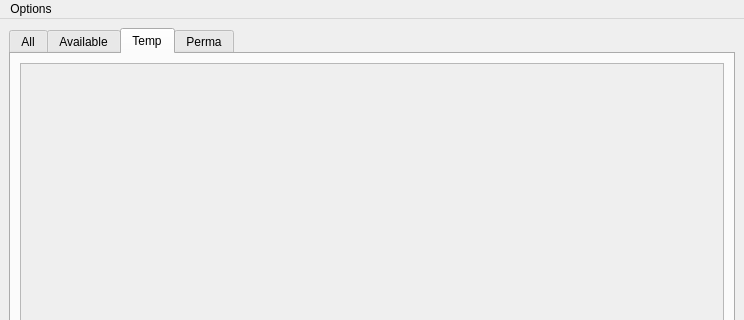
Ima-Kang/LoLTools, file accountmanager.ui: the form before one commit; both pictures show x 0 to 744 and y 0 to 320 of the 744 by 583 pixel window.
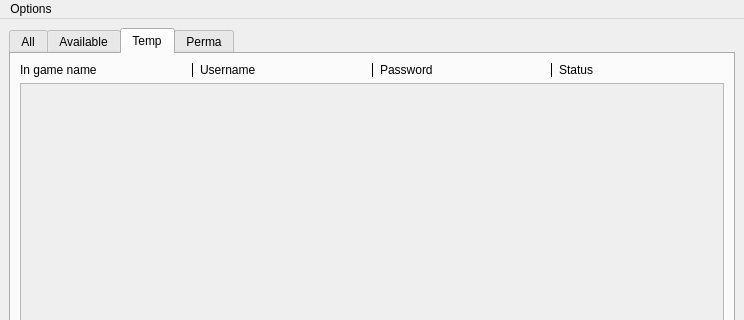
The form after the commit. The open tabs and pages were chosen to show the change.

```diff
--- a/accountmanager.ui
+++ b/accountmanager.ui
@@ -29,9 +29,6 @@
       <property name="elideMode">
        <enum>Qt::ElideNone</enum>
       </property>
-      <property name="movable">
-       <bool>true</bool>
-      </property>
       <widget class="QWidget" name="all">
        <attribute name="title">
         <string>All</string>
@@ -180,6 +177,68 @@
         <string>Temp</string>
        </attribute>
        <layout class="QVBoxLayout" name="verticalLayout_3">
+        <item>
+         <layout class="QHBoxLayout" name="horizontalLayout_4">
+          <item>
+           <widget class="QLabel" name="label_9">
+            <property name="text">
+             <string>In game name</string>
+            </property>
+           </widget>
+          </item>
+          <item>
+           <widget class="Line" name="line_7">
+            <property name="frameShadow">
+             <enum>QFrame::Plain</enum>
+            </property>
+            <property name="orientation">
+             <enum>Qt::Vertical</enum>
+            </property>
+           </widget>
+          </item>
+          <item>
+           <widget class="QLabel" name="label_10">
+            <property name="text">
+             <string>Username</string>
+            </property>
+           </widget>
+          </item>
+          <item>
+           <widget class="Line" name="line_8">
+            <property name="frameShadow">
+             <enum>QFrame::Plain</enum>
+            </property>
+            <property name="orientation">
+             <enum>Qt::Vertical</enum>
+            </property>
+           </widget>
+          </item>
+          <item>
+           <widget class="QLabel" name="label_11">
+            <property name="text">
+             <string>Password</string>
+            </property>
+           </widget>
+          </item>
+          <item>
+           <widget class="Line" name="line_9">
+            <property name="frameShadow">
+             <enum>QFrame::Plain</enum>
+            </property>
+            <property name="orientation">
+             <enum>Qt::Vertical</enum>
+            </property>
+           </widget>
+          </item>
+          <item>
+           <widget class="QLabel" name="label_12">
+            <property name="text">
+             <string>Status</string>
+            </property>
+           </widget>
+          </item>
+         </layout>
+        </item>
         <item>
          <widget class="QScrollArea" name="scrollArea_3">
           <property name="widgetResizable">
@@ -191,7 +250,7 @@
              <x>0</x>
              <y>0</y>
              <width>702</width>
-             <height>472</height>
+             <height>448</height>
             </rect>
            </property>
            <layout class="QVBoxLayout" name="verticalLayout_8">
@@ -203,7 +262,7 @@
               <property name="sizeHint" stdset="0">
                <size>
                 <width>20</width>
-                <height>451</height>
+                <height>427</height>
                </size>
               </property>
              </spacer>
```
Left out of the diff: 141 changed lines with no effect on the pictures.
